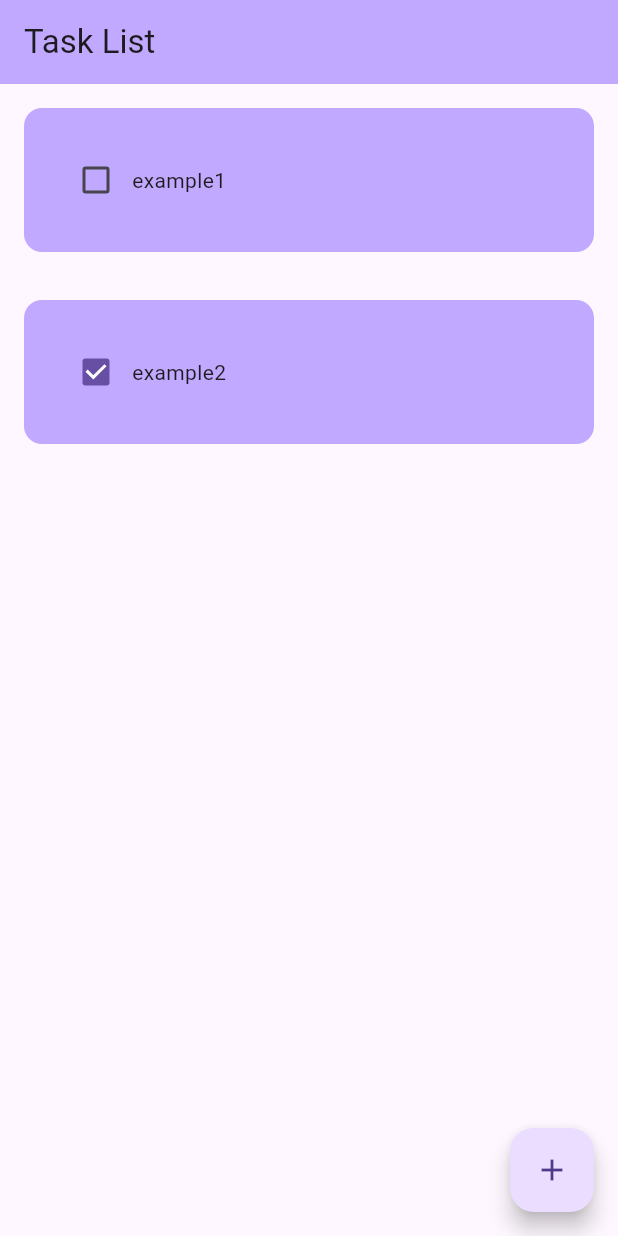
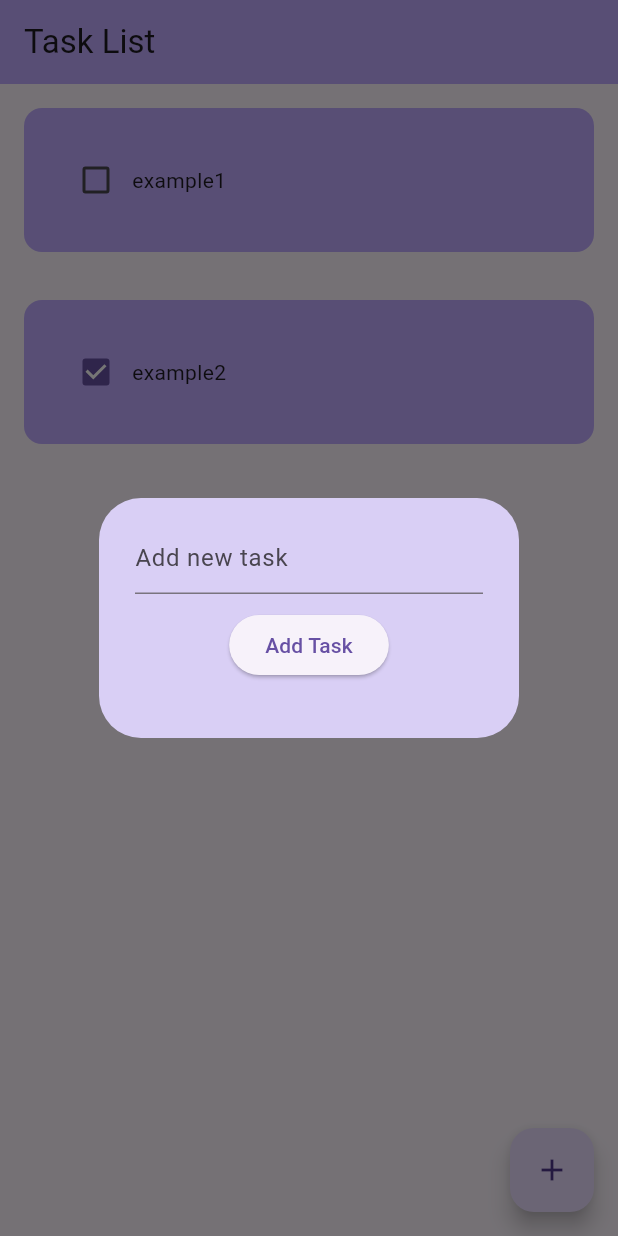
Before and after one commit to JuanSanchez12/TaskListApp, a Flutter app: the screen it shows after launch, after a tap on the "add" icon, on a phone screen of 412 x 824 dp. Run offline on Flutter 3.47's test engine with Material 3 defaults, Android fonts, the phone set to English and light mode, and no system bars.

Commit message:
Created add button and function

```diff
--- a/lib/main.dart
+++ b/lib/main.dart
@@ -27,13 +27,20 @@
 }
 
 class _TaskListScreen extends State<MyHomePage> {
-  int _counter = 0;
-
-  void _incrementCounter() {
-    setState(() {
-      _counter++;
-    });
-  }
+void newTask() {
+  showDialog(
+    context: context,
+    builder: (context) {
+      return CreateTask(
+        onTaskAdded: (taskName) {
+          setState(() {
+            taskList.add([taskName, false]);
+          });
+        },
+      );
+    }
+  );
+}
 
   List taskList = [
     ["example1", false],
@@ -66,8 +73,8 @@
       ),
 
       floatingActionButton: FloatingActionButton(
-        onPressed: _incrementCounter,
-        tooltip: 'Increment',
+        onPressed: newTask,
+        tooltip: 'Add',
         child: const Icon(Icons.add),
       ),
     );
@@ -105,3 +112,43 @@
     );
   }
 }
+class CreateTask extends StatefulWidget {
+  final Function(String) onTaskAdded;
+
+  const CreateTask({super.key, required this.onTaskAdded});
+
+  @override
+  State<CreateTask> createState() => _CreateTaskState();
+}
+
+class _CreateTaskState extends State<CreateTask> {
+  final TextEditingController _controller = TextEditingController();
+
+  @override
+  Widget build(BuildContext context) {
+    return AlertDialog(
+      backgroundColor: const Color.fromARGB(255, 217, 207, 245),
+      content: SizedBox(
+        height: 120,
+        child: Column(
+          children: [
+            TextField(
+              controller: _controller,
+              decoration: const InputDecoration(hintText: "Add new task"),
+            ),
+            const SizedBox(height: 10),
+            ElevatedButton(
+              onPressed: () {
+                if (_controller.text.isNotEmpty) {
+                  widget.onTaskAdded(_controller.text);
+                  Navigator.pop(context);
+                }
+              },
+              child: const Text("Add Task"),
+            ),
+          ],
+        ),
+      ),
+    );
+  }
+}
```
